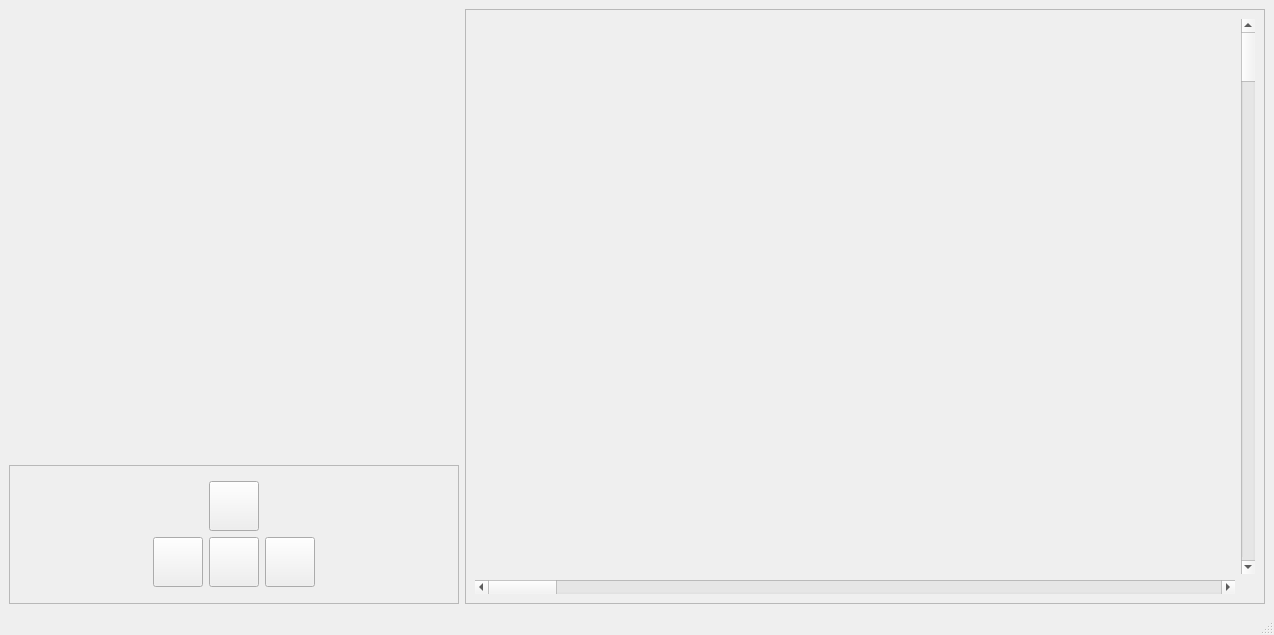
STONEEEEEEE/PanoramaView, file src/GUI.ui: the form before one commit.
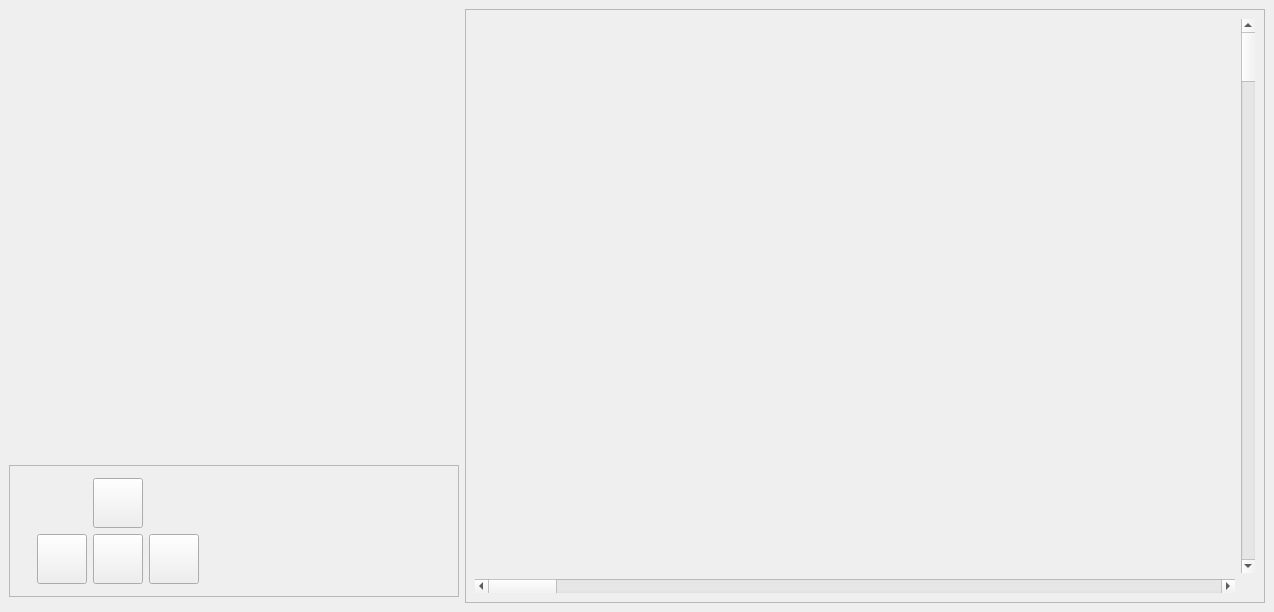
The form after the commit. Icons and pictures are not drawn.

Commit message: 取消状态栏提示，改为label提示

Diff of the .ui file:
```diff
--- a/src/GUI.ui
+++ b/src/GUI.ui
@@ -7,7 +7,7 @@
     <x>0</x>
     <y>0</y>
     <width>1274</width>
-    <height>635</height>
+    <height>612</height>
    </rect>
   </property>
   <property name="windowTitle">
@@ -15,6 +15,45 @@
   </property>
   <widget class="QWidget" name="centralwidget">
    <layout class="QGridLayout" name="gridLayout_2">
+    <item row="0" column="1" rowspan="3">
+     <widget class="QFrame" name="frame_2">
+      <property name="minimumSize">
+       <size>
+        <width>800</width>
+        <height>0</height>
+       </size>
+      </property>
+      <property name="frameShape">
+       <enum>QFrame::StyledPanel</enum>
+      </property>
+      <property name="frameShadow">
+       <enum>QFrame::Raised</enum>
+      </property>
+      <layout class="QGridLayout" name="gridLayout_3">
+       <item row="0" column="2">
+        <widget class="QScrollBar" name="verticalScrollBar">
+         <property name="orientation">
+          <enum>Qt::Vertical</enum>
+         </property>
+        </widget>
+       </item>
+       <item row="1" column="0" colspan="2">
+        <widget class="QScrollBar" name="horizontalScrollBar">
+         <property name="orientation">
+          <enum>Qt::Horizontal</enum>
+         </property>
+        </widget>
+       </item>
+       <item row="0" column="0" colspan="2">
+        <widget class="QLabel" name="pano_label">
+         <property name="text">
+          <string/>
+         </property>
+        </widget>
+       </item>
+      </layout>
+     </widget>
+    </item>
     <item row="0" column="0">
      <widget class="QLabel" name="label">
       <property name="minimumSize">
@@ -128,6 +167,31 @@
          </property>
         </widget>
        </item>
+       <item row="1" column="6">
+        <widget class="QLabel" name="pos_label">
+         <property name="minimumSize">
+          <size>
+           <width>225</width>
+           <height>50</height>
+          </size>
+         </property>
+         <property name="maximumSize">
+          <size>
+           <width>225</width>
+           <height>50</height>
+          </size>
+         </property>
+         <property name="font">
+          <font>
+           <family>黑体</family>
+           <pointsize>12</pointsize>
+          </font>
+         </property>
+         <property name="text">
+          <string/>
+         </property>
+        </widget>
+       </item>
        <item row="0" column="3">
         <spacer name="verticalSpacer">
          <property name="orientation">
@@ -141,7 +205,7 @@
          </property>
         </spacer>
        </item>
-       <item row="2" column="5">
+       <item row="2" column="6">
         <spacer name="horizontalSpacer_2">
          <property name="orientation">
           <enum>Qt::Horizontal</enum>
@@ -232,51 +296,37 @@
          </property>
         </spacer>
        </item>
-      </layout>
-     </widget>
-    </item>
-    <item row="0" column="1" rowspan="2">
-     <widget class="QFrame" name="frame_2">
-      <property name="minimumSize">
-       <size>
-        <width>800</width>
-        <height>0</height>
-       </size>
-      </property>
-      <property name="frameShape">
-       <enum>QFrame::StyledPanel</enum>
-      </property>
-      <property name="frameShadow">
-       <enum>QFrame::Raised</enum>
-      </property>
-      <layout class="QGridLayout" name="gridLayout_3">
-       <item row="0" column="2">
-        <widget class="QScrollBar" name="verticalScrollBar">
+       <item row="2" column="5">
+        <spacer name="horizontalSpacer_3">
          <property name="orientation">
-          <enum>Qt::Vertical</enum>
+          <enum>Qt::Horizontal</enum>
          </property>
-        </widget>
+         <property name="sizeHint" stdset="0">
+          <size>
+           <width>40</width>
+           <height>20</height>
+          </size>
+         </property>
+        </spacer>
        </item>
-       <item row="1" column="0" colspan="2">
-        <widget class="QScrollBar" name="horizontalScrollBar">
+       <item row="1" column="5">
+        <spacer name="horizontalSpacer_4">
          <property name="orientation">
           <enum>Qt::Horizontal</enum>
          </property>
-        </widget>
-       </item>
-       <item row="0" column="0" colspan="2">
-        <widget class="QLabel" name="label_2">
-         <property name="text">
-          <string/>
+         <property name="sizeHint" stdset="0">
+          <size>
+           <width>40</width>
+           <height>20</height>
+          </size>
          </property>
-        </widget>
+        </spacer>
        </item>
       </layout>
      </widget>
     </item>
    </layout>
   </widget>
-  <widget class="QStatusBar" name="statusBar"/>
  </widget>
  <resources>
   <include location="../img/img.qrc"/>
```
Left out of the diff: 117 changed lines with no effect on the pictures. The commit also changes 2 other files.
